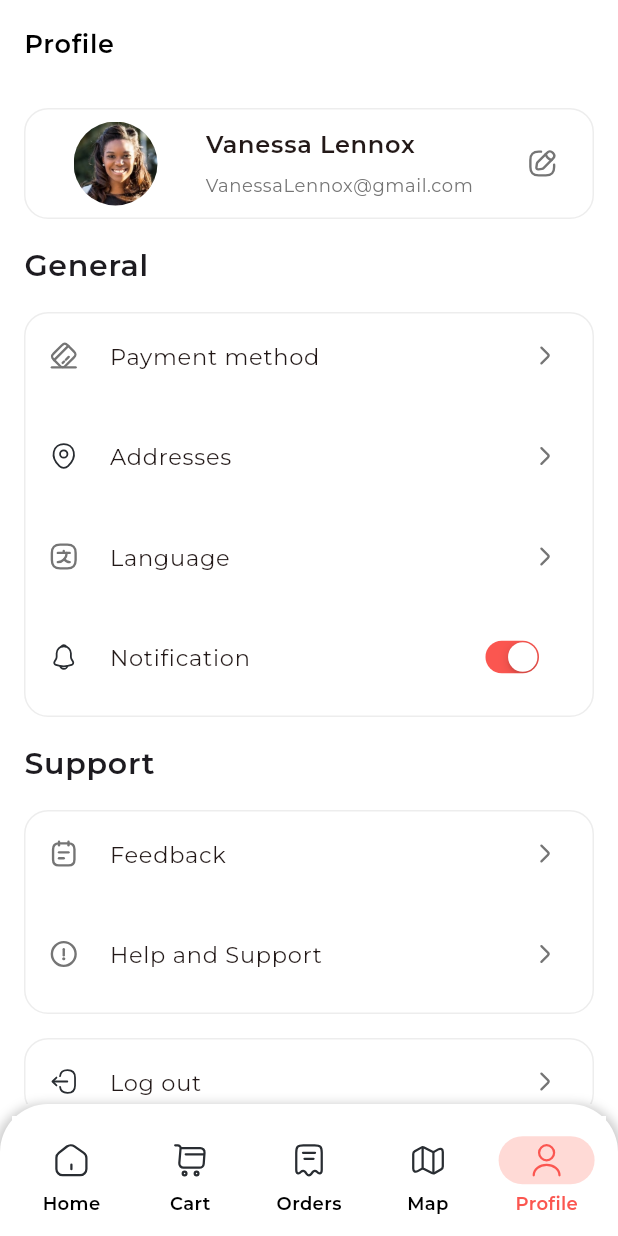
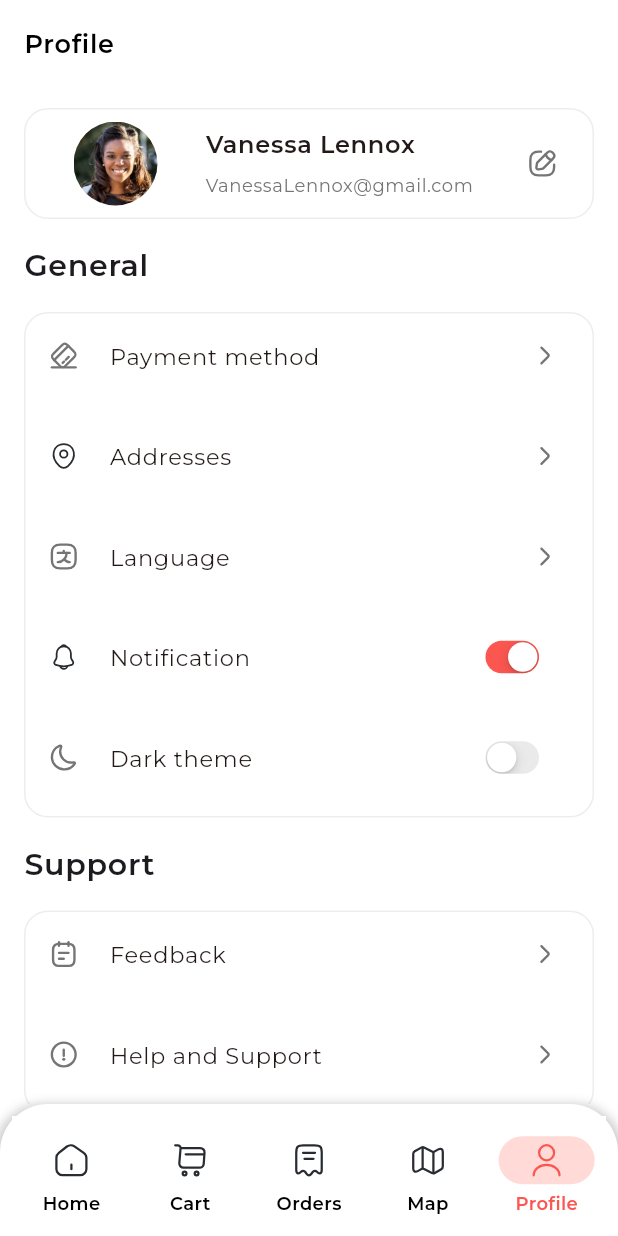
Before and after one commit to ales-dev-studio/Flutter-Sweet-Shop-App-UI, a Flutter app: the screen it shows after launch, item 5 of the bottom bar chosen, on a phone screen of 412 x 824 dp. Run offline on Flutter 3.47's test engine with Material 3 defaults, Android fonts, the light colour scheme and no system bars; our stand-ins replace bloc, carousel_slider, dotted_border, flutter_bloc, flutter_map, flutter_svg and 4 more.

Commit message:
Implement dark theme

```diff
--- a/lib/core/theme/theme.dart
+++ b/lib/core/theme/theme.dart
@@ -10,28 +10,28 @@ class AppTheme {
   static final light = ThemeData(
     fontFamily: GoogleFonts.montserrat().fontFamily,
   ).copyWith(
-    extensions: [_lightAppColors, AppTypography.light],
+    extensions: [appColors, AppTypography.typography],
     colorScheme: ColorScheme.fromSeed(
-      seedColor: _lightAppColors.primary,
+      seedColor: appColors.primary,
       brightness: Brightness.light,
     ),
     appBarTheme: AppBarTheme(
-      backgroundColor: _lightAppColors.white,
-      titleTextStyle: AppTypography.light.bodyLarge.copyWith(
-        color: _lightAppColors.black,
+      backgroundColor: appColors.white,
+      titleTextStyle: AppTypography.typography.bodyLarge.copyWith(
+        color: appColors.black,
         fontSize: 17,
       ),
       surfaceTintColor: Colors.transparent,
     ),
     navigationBarTheme: NavigationBarThemeData(
-      backgroundColor: _lightAppColors.white,
+      backgroundColor: appColors.white,
       labelTextStyle: WidgetStateProperty.resolveWith((
         Set<WidgetState> states,
       ) {
         final Color color =
             states.contains(WidgetState.selected)
-                ? _lightAppColors.primary
-                : _lightAppColors.black;
+                ? appColors.primary
+                : appColors.black;
         return TextStyle(
           color: color,
           fontWeight: FontWeight.w600,
@@ -39,10 +39,10 @@ class AppTheme {
         );
       }),
     ),
-    scaffoldBackgroundColor: _lightAppColors.white,
+    scaffoldBackgroundColor: appColors.white,
   );
 
-  static const _lightAppColors = AppColors(
+  static const appColors = AppColors(
     // Primary
     primary: Color(0xFFFB5650),
     primaryShade1: Color(0xFFFEDDDC),
@@ -94,12 +94,41 @@ class AppTheme {
   //
   // Dark theme
   //
-  static final dark = ThemeData.dark().copyWith(
-    extensions: [_darkAppColors, AppTypography.dark],
+  static final dark = ThemeData(
+    fontFamily: GoogleFonts.montserrat().fontFamily,
+  ).copyWith(
+    extensions: [appColors, AppTypography.typography],
+    colorScheme: ColorScheme.fromSeed(
+      seedColor: appColors.primary,
+      brightness: Brightness.dark,
+    ),
+    appBarTheme: AppBarTheme(
+      backgroundColor: appColors.black,
+      titleTextStyle: AppTypography.typography.bodyLarge.copyWith(
+        color: appColors.white,
+        fontSize: 17,
+      ),
+      surfaceTintColor: Colors.transparent,
+    ),
+    navigationBarTheme: NavigationBarThemeData(
+      backgroundColor: appColors.black,
+      labelTextStyle: WidgetStateProperty.resolveWith((
+          Set<WidgetState> states,
+          ) {
+        final Color color =
+        states.contains(WidgetState.selected)
+            ? appColors.primary
+            : appColors.white;
+        return TextStyle(
+          color: color,
+          fontWeight: FontWeight.w600,
+          fontSize: 12,
+        );
+      }),
+    ),
+    scaffoldBackgroundColor: appColors.black,
   );
 
-  // Dark theme will be implemented later
-  static const _darkAppColors = _lightAppColors;
 }
 
 extension ColorThemeExtension on ThemeData {
--- a/lib/core/theme/typography.dart
+++ b/lib/core/theme/typography.dart
@@ -123,8 +123,7 @@ class AppTypography extends ThemeExtension<AppTypography> {
     );
   }
 
-  // Light theme typography
-  static AppTypography light = AppTypography(
+  static AppTypography typography = AppTypography(
     displayLarge: GoogleFonts.montserrat(
       fontSize: 57,
       fontWeight: FontWeight.w600,
@@ -221,7 +220,4 @@ class AppTypography extends ThemeExtension<AppTypography> {
       letterSpacing: 0.4,
     ),
   );
-
-  // Dark theme will be implemented later
-  static AppTypography dark = light;
 }
--- /dev/null
+++ b/lib/core/utils/check_theme_status.dart
@@ -0,0 +1,19 @@
+import 'package:flutter/material.dart';
+
+/// Check if dark mode is enabled or not
+bool checkDarkMode(final BuildContext context) {
+  final ThemeData theme = Theme.of(context);
+  if (theme.brightness == Brightness.dark) {
+    return true;
+  }
+  return false;
+}
+
+/// Check if light mode is enabled or not
+bool checkLightMode(final BuildContext context) {
+  final ThemeData theme = Theme.of(context);
+  if (theme.brightness == Brightness.light) {
+    return true;
+  }
+  return false;
+}
--- /dev/null
+++ b/lib/features/home_feature/presentation/bloc/theme_cubit.dart
@@ -0,0 +1,16 @@
+import 'package:bloc/bloc.dart';
+import 'package:flutter/material.dart';
+
+class ThemeCubit extends Cubit<ThemeMode?> {
+  ThemeCubit() : super(null) {
+    initTheme();
+  }
+
+  Future<void> toggleTheme() async {
+    emit(state == ThemeMode.light ? ThemeMode.dark : ThemeMode.light);
+  }
+
+  Future<void> initTheme() async {
+    emit(ThemeMode.light);
+  }
+}
--- a/lib/features/home_feature/presentation/widgets/tabs/profile_tab.dart
+++ b/lib/features/home_feature/presentation/widgets/tabs/profile_tab.dart
@@ -1,6 +1,8 @@
 import 'package:flutter/cupertino.dart';
 import 'package:flutter/material.dart';
+import 'package:flutter_bloc/flutter_bloc.dart';
 import 'package:flutter_sweet_shop_app_ui/core/theme/theme.dart';
+import 'package:flutter_sweet_shop_app_ui/core/utils/check_theme_status.dart';
 import 'package:flutter_sweet_shop_app_ui/core/widgets/app_scaffold.dart';
 import 'package:flutter_sweet_shop_app_ui/core/widgets/bordered_container.dart';
 import 'package:flutter_sweet_shop_app_ui/core/widgets/general_app_bar.dart';
@@ -10,6 +12,7 @@ import '../../../../../core/theme/dimens.dart';
 import '../../../../../core/widgets/app_list_tile.dart';
 import '../../../../../core/widgets/app_svg_viewer.dart';
 import '../../../../../core/widgets/user_profile_image_widget.dart';
+import '../../bloc/theme_cubit.dart';
 
 class ProfileTab extends StatelessWidget {
   const ProfileTab({super.key});
@@ -85,6 +88,24 @@ class ProfileTab extends StatelessWidget {
                     ),
                     padding: EdgeInsets.zero,
                   ),
+                  AppListTile(
+                    onTap: () {
+                      context.read<ThemeCubit>().toggleTheme();
+                    },
+                    title: 'Dark theme',
+                    leadingIconPath: Assets.icons.moon,
+                    trailing: Transform.scale(
+                      scale: 0.7,
+                      child: CupertinoSwitch(
+                        value: checkDarkMode(context),
+                        onChanged: (final value) {
+                          context.read<ThemeCubit>().toggleTheme();
+                        },
+                        activeTrackColor: appColors.primary,
+                      ),
+                    ),
+                    padding: EdgeInsets.zero,
+                  ),
                   SizedBox.shrink(),
                 ],
               ),
--- a/lib/main.dart
+++ b/lib/main.dart
@@ -4,14 +4,30 @@ import 'package:flutter_bloc/flutter_bloc.dart';
 import 'package:flutter_sweet_shop_app_ui/features/cart_feature/data/data_source/local/fake_products.dart';
 import 'package:flutter_sweet_shop_app_ui/features/cart_feature/presentation/bloc/cart_cubit.dart';
 import 'core/theme/theme.dart';
+import 'features/home_feature/presentation/bloc/theme_cubit.dart';
 import 'features/home_feature/presentation/screens/splash_screen.dart';
 
 void main() {
-  runApp(const App());
+  WidgetsFlutterBinding.ensureInitialized();
+
+  runApp(
+    MultiBlocProvider(
+      providers: [
+        BlocProvider(create: (final BuildContext context) => ThemeCubit()),
+      ],
+      child: BlocBuilder<ThemeCubit, ThemeMode?>(
+        builder: (final BuildContext context, final ThemeMode? themeMode) {
+          return App(themeMode: themeMode);
+        },
+      ),
+    ),
+  );
 }
 
 class App extends StatelessWidget {
-  const App({super.key});
+  const App({super.key, this.themeMode});
+
+  final ThemeMode? themeMode;
 
   @override
   Widget build(BuildContext context) {
@@ -29,7 +45,7 @@ class App extends StatelessWidget {
         debugShowCheckedModeBanner: false,
         theme: AppTheme.light,
         darkTheme: AppTheme.dark,
-        themeMode: ThemeMode.light,
+        themeMode: themeMode,
         home: SplashScreen(),
       ),
     );
```
